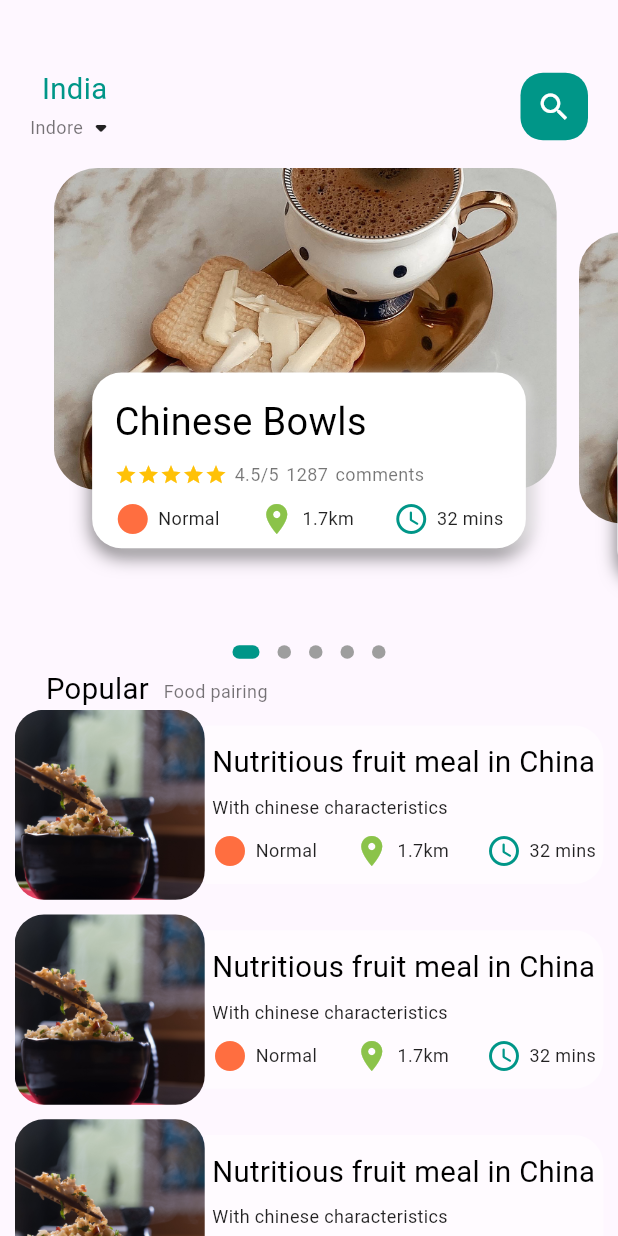
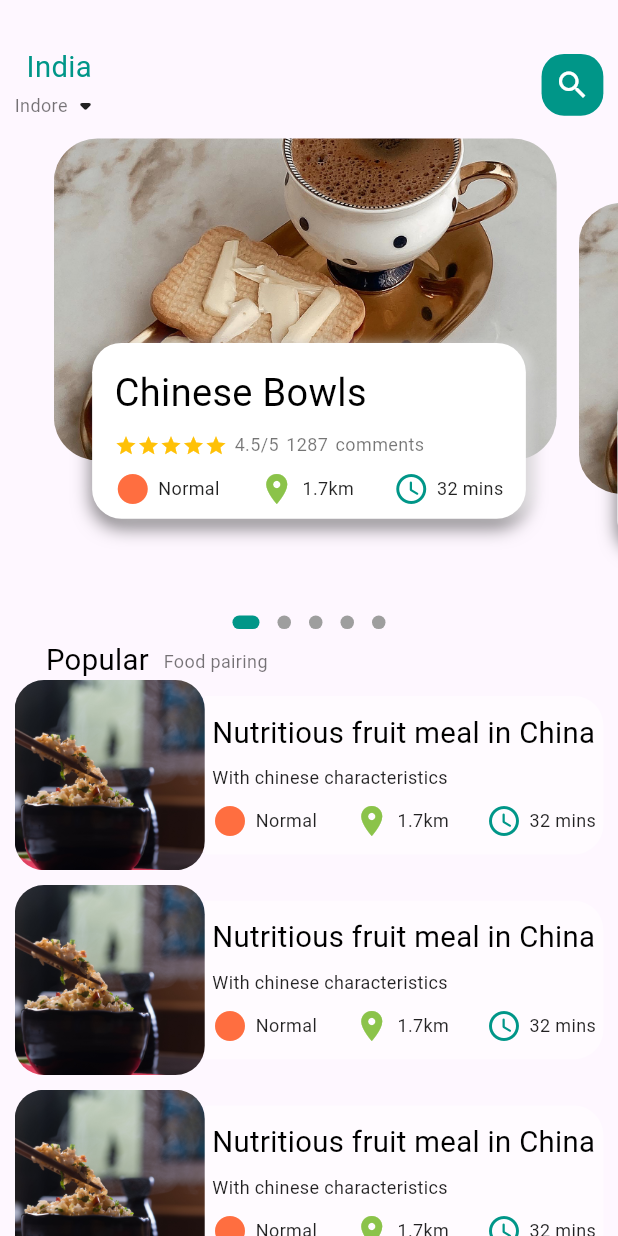
Before and after one commit to PrakharChaturvedi/Flutter_FoodDelivery-, a Flutter app: the screen it shows after launch, on a phone screen of 412 x 824 dp. Run offline on Flutter 3.47's test engine with Material 3 defaults, Android fonts, the phone set to English and light mode, and no system bars; drawn by our look-alikes of dots_indicator; our stand-ins replace get; network calls fail.

Commit message:
March 3rd Commit 2!

```diff
--- a/lib/main.dart
+++ b/lib/main.dart
@@ -1,5 +1,8 @@
 import 'package:flutter/material.dart';
 import 'package:food_delivery_app/controllers/popular_product_controller.dart';
+import 'package:food_delivery_app/pages/food/popular_food_details.dart';
+import 'package:food_delivery_app/pages/food/recommended_food.dart';
+import 'package:food_delivery_app/pages/home/food_page_body.daryt.dart';
 import 'package:food_delivery_app/pages/home/main_food_page.dart';
 import 'package:get/get.dart';
 import 'helper/dependencies.dart' as dep;
@@ -21,7 +24,9 @@ class MyApp extends StatelessWidget {
         colorScheme: ColorScheme.fromSeed(seedColor: Colors.deepPurple),
         useMaterial3: true,
       ),
-      home: MainFoodPage(),
+      home: const MainFoodPage(),
+      // home: const PopularFoodDetails(),
+      // home: const RecommendedFoodDetail(),,
     );
   }
 }
--- a/lib/pages/home/food_page_body.daryt.dart
+++ b/lib/pages/home/food_page_body.daryt.dart
@@ -4,6 +4,7 @@ import 'package:dots_indicator/dots_indicator.dart';
 import 'package:flutter/cupertino.dart';
 import 'package:flutter/material.dart';
 import 'package:food_delivery_app/controllers/popular_product_controller.dart';
+import 'package:food_delivery_app/pages/food/popular_food_details.dart';
 import 'package:food_delivery_app/utils/dimensions.dart';
 import 'package:food_delivery_app/widgets/app_column.dart';
 import 'package:food_delivery_app/widgets/big_text.dart';
@@ -51,6 +52,10 @@ class _FoodPageBodyState extends State<FoodPageBody> {
           GetBuilder<PopularProductController>(builder:(popularProducts){
             return Container(
               height: Dimensions.pageView,
+              child : GestureDetector(
+                onTap: (){
+                  Get.to(()=> PopularFoodDetails());
+                },
               child: PageView.builder(
                 controller: pageController,
                 itemCount: 5,
@@ -62,7 +67,7 @@ class _FoodPageBodyState extends State<FoodPageBody> {
                   return _buildPageItem(position);
                 },
               ),
-            );
+            ),);
           }),
 
           //Dot indicator
--- a/lib/pages/home/main_food_page.dart
+++ b/lib/pages/home/main_food_page.dart
@@ -2,6 +2,9 @@ import 'package:flutter/material.dart';
 import 'package:food_delivery_app/pages/home/food_page_body.daryt.dart';
 import 'package:food_delivery_app/widgets/big_text.dart';
 import 'package:food_delivery_app/widgets/small_text.dart';
+import 'package:get/get.dart';
+
+import '../../utils/dimensions.dart';
 
 class MainFoodPage extends StatefulWidget {
   const MainFoodPage({super.key});
@@ -18,8 +21,8 @@ class _MainFoodPageState extends State<MainFoodPage> {
         children: [
           //showing the header
           Container(
-            margin: EdgeInsets.only(top: 45, bottom: 15),
-            padding: EdgeInsets.only(left: 20, right: 20),
+            margin: EdgeInsets.only(top: Dimensions.width25, bottom: Dimensions.height10),
+            padding: EdgeInsets.only(left: Dimensions.width20, right: Dimensions.width20),
             child: Row(
               mainAxisAlignment: MainAxisAlignment.spaceBetween,
               children: [
@@ -35,15 +38,15 @@ class _MainFoodPageState extends State<MainFoodPage> {
                           text: "Indore",
                           color: Colors.black54,
                         ),
-                        Icon(Icons.arrow_drop_down_rounded),
+                        const Icon(Icons.arrow_drop_down_rounded),
                       ],
                     )
                   ],
                 ),
                 Center(
                   child: Container(
-                    width: 45,
-                    height: 45,
+                    width: Dimensions.iconSizeSearch,
+                    height: Dimensions.iconSizeSearch,
                     decoration: BoxDecoration(
                       borderRadius: BorderRadius.circular(15),
                       color: Colors.teal,
--- a/lib/utils/dimensions.dart
+++ b/lib/utils/dimensions.dart
@@ -25,6 +25,7 @@ class Dimensions{
   static double radius20 = screenHeight/42.2;
   static double radius30 = screenHeight/28.13;
 
+  static double iconSizeSearch = screenHeight/20;
   static double iconSize24 = screenHeight/35.17;
   static double iconSize16 = screenHeight/52.75;
 
```
Also changed, not shown: 2 other files.
